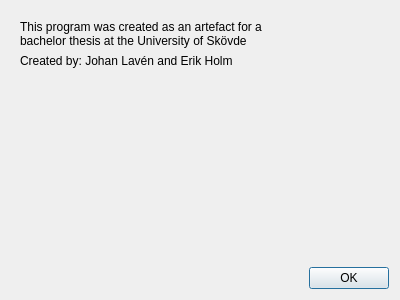
Qt form Deflow/aboutdialog.ui (Lambipapp/Deflow) before a commit.
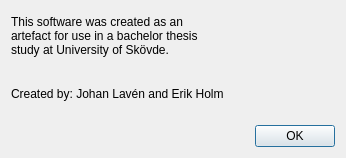
The same form after that commit. Icons and pictures are not drawn.

Diff of the .ui file:
```diff
--- a/Deflow/aboutdialog.ui
+++ b/Deflow/aboutdialog.ui
@@ -6,8 +6,8 @@
    <rect>
     <x>0</x>
     <y>0</y>
-    <width>400</width>
-    <height>300</height>
+    <width>318</width>
+    <height>158</height>
    </rect>
   </property>
   <property name="windowTitle">
@@ -16,27 +16,146 @@
   <layout class="QVBoxLayout" name="verticalLayout">
    <item>
     <widget class="QWidget" name="widget" native="true">
-     <layout class="QFormLayout" name="formLayout">
-      <item row="0" column="0">
-       <widget class="QLabel" name="label_3">
-        <property name="text">
-         <string>This program was created as an artefact for a bachelor thesis at the University of Skövde</string>
-        </property>
-        <property name="wordWrap">
-         <bool>true</bool>
-        </property>
+     <layout class="QHBoxLayout" name="horizontalLayout">
+      <property name="leftMargin">
+       <number>0</number>
+      </property>
+      <property name="topMargin">
+       <number>0</number>
+      </property>
+      <property name="rightMargin">
+       <number>0</number>
+      </property>
+      <property name="bottomMargin">
+       <number>0</number>
+      </property>
+      <item>
+       <widget class="QWidget" name="widget_2" native="true">
+        <layout class="QHBoxLayout" name="horizontalLayout_2">
+         <property name="leftMargin">
+          <number>0</number>
+         </property>
+         <property name="topMargin">
+          <number>0</number>
+         </property>
+         <property name="rightMargin">
+          <number>0</number>
+         </property>
+         <property name="bottomMargin">
+          <number>0</number>
+         </property>
+         <item>
+          <widget class="QWidget" name="Text" native="true">
+           <property name="sizePolicy">
+            <sizepolicy hsizetype="Minimum" vsizetype="Minimum">
+             <horstretch>0</horstretch>
+             <verstretch>0</verstretch>
+            </sizepolicy>
+           </property>
+           <layout class="QVBoxLayout" name="verticalLayout_2">
+            <property name="leftMargin">
+             <number>0</number>
+            </property>
+            <property name="topMargin">
+             <number>0</number>
+            </property>
+            <property name="rightMargin">
+             <number>0</number>
+            </property>
+            <property name="bottomMargin">
+             <number>0</number>
+            </property>
+            <item>
+             <widget class="QLabel" name="software">
+              <property name="sizePolicy">
+               <sizepolicy hsizetype="Minimum" vsizetype="Minimum">
+                <horstretch>0</horstretch>
+                <verstretch>0</verstretch>
+               </sizepolicy>
+              </property>
+              <property name="text">
+               <string>&lt;html&gt;&lt;head/&gt;&lt;body&gt;&lt;p&gt;This software was created as an artefact for use in a bachelor thesis study at University of Skövde. &lt;/p&gt;&lt;/body&gt;&lt;/html&gt;</string>
+              </property>
+              <property name="wordWrap">
+               <bool>true</bool>
+              </property>
+             </widget>
+            </item>
+            <item>
+             <widget class="QLabel" name="label">
+              <property name="sizePolicy">
+               <sizepolicy hsizetype="Minimum" vsizetype="Minimum">
+                <horstretch>0</horstretch>
+                <verstretch>0</verstretch>
+               </sizepolicy>
+              </property>
+              <property name="text">
+               <string>Created by: Johan Lavén and Erik Holm</string>
+              </property>
+             </widget>
+            </item>
+           </layout>
+          </widget>
+         </item>
+         <item>
+          <widget class="QWidget" name="widget_3" native="true">
+           <property name="sizePolicy">
+            <sizepolicy hsizetype="Maximum" vsizetype="Preferred">
+             <horstretch>0</horstretch>
+             <verstretch>0</verstretch>
+            </sizepolicy>
+           </property>
+           <layout class="QVBoxLayout" name="verticalLayout_4">
+            <property name="leftMargin">
+             <number>0</number>
+            </property>
+            <property name="topMargin">
+             <number>0</number>
+            </property>
+            <property name="rightMargin">
+             <number>0</number>
+            </property>
+            <property name="bottomMargin">
+             <number>0</number>
+            </property>
+            <item>
+             <widget class="QWidget" name="Logo" native="true">
+              <property name="minimumSize">
+               <size>
+                <width>105</width>
+                <height>105</height>
+               </size>
+              </property>
+              <property name="maximumSize">
+               <size>
+                <width>105</width>
+                <height>105</height>
+               </size>
+              </property>
+              <property name="styleSheet">
+               <string notr="true">border-image: url(:/new/prefix1/hisLogo.png);</string>
+              </property>
+             </widget>
+            </item>
+            <item>
+             <spacer name="verticalSpacer">
+              <property name="orientation">
+               <enum>Qt::Vertical</enum>
+              </property>
+              <property name="sizeHint" stdset="0">
+               <size>
+                <width>20</width>
+                <height>0</height>
+               </size>
+              </property>
+             </spacer>
+            </item>
+           </layout>
+          </widget>
+         </item>
+        </layout>
        </widget>
       </item>
-      <item row="1" column="0">
-       <widget class="QLabel" name="label">
-        <property name="text">
-         <string>Created by: Johan Lavén and Erik Holm</string>
-        </property>
-       </widget>
-      </item>
-      <item row="0" column="1">
-       <widget class="QWidget" name="widget_2" native="true"/>
-      </item>
      </layout>
     </widget>
    </item>
```
